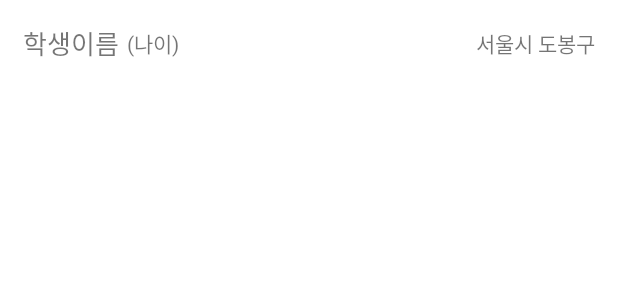
After one commit to kmsz5813/ListViewPractice_20211103, an Android app: the layout student_list_item.xml on its own in the app's theme, with its tools: preview values and no code run, on a phone screen of 412 x 824 dp. The commit adds this screen. Shown: the top 300 px of the screen. Run offline under Robolectric (Android 15) with nearby library versions, the phone set to English and light mode, and no system bars.

Commit message:
학생 한명을 표현하는 xml 파일 별도 추가  - Adapter 활용 예정

```diff
--- a/app/src/main/res/layout/activity_main.xml
+++ b/app/src/main/res/layout/activity_main.xml
@@ -7,4 +7,9 @@
     android:orientation="vertical"
     tools:context=".MainActivity">
 
+    <ListView
+        android:id="@+id/studenListView"
+        android:layout_width="match_parent"
+        android:layout_height="match_parent"/>
+
 </LinearLayout>
--- /dev/null
+++ b/app/src/main/res/layout/student_list_item.xml
@@ -0,0 +1,32 @@
+<?xml version="1.0" encoding="utf-8"?>
+<LinearLayout xmlns:android="http://schemas.android.com/apk/res/android"
+    android:layout_width="match_parent"
+    android:layout_height="wrap_content"
+    android:padding="15dp"
+    android:gravity="center_vertical"
+    android:orientation="horizontal">
+
+    <TextView
+        android:layout_width="wrap_content"
+        android:layout_height="wrap_content"
+        android:textSize="17sp"
+        android:text="학생이름"/>
+
+    <TextView
+        android:layout_width="wrap_content"
+        android:layout_height="wrap_content"
+        android:layout_marginStart="5dp"
+        android:text="(나이)"/>
+
+    <TextView
+        android:layout_width="0dp"
+        android:layout_height="wrap_content"
+        android:layout_weight="1"/>
+
+    <TextView
+        android:layout_width="wrap_content"
+        android:layout_height="wrap_content"
+        android:text="서울시 도봉구"/>
+
+
+</LinearLayout>
```
